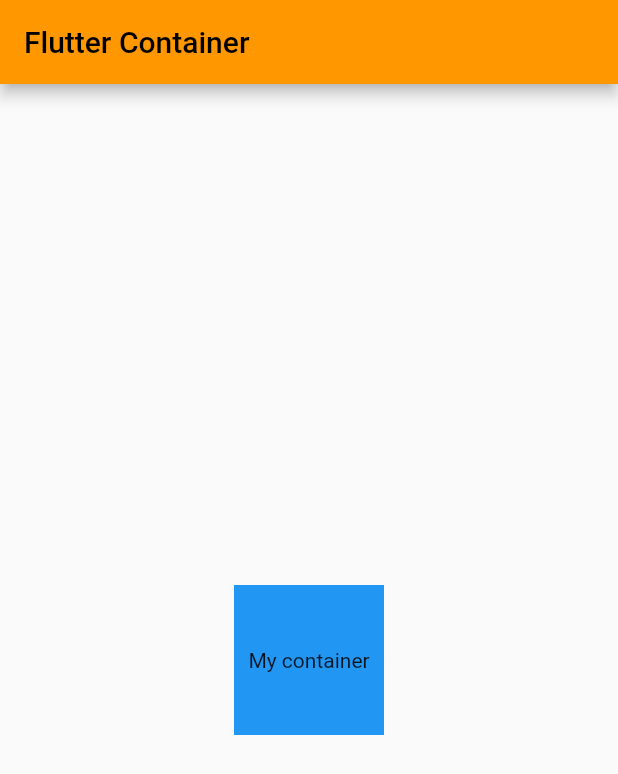
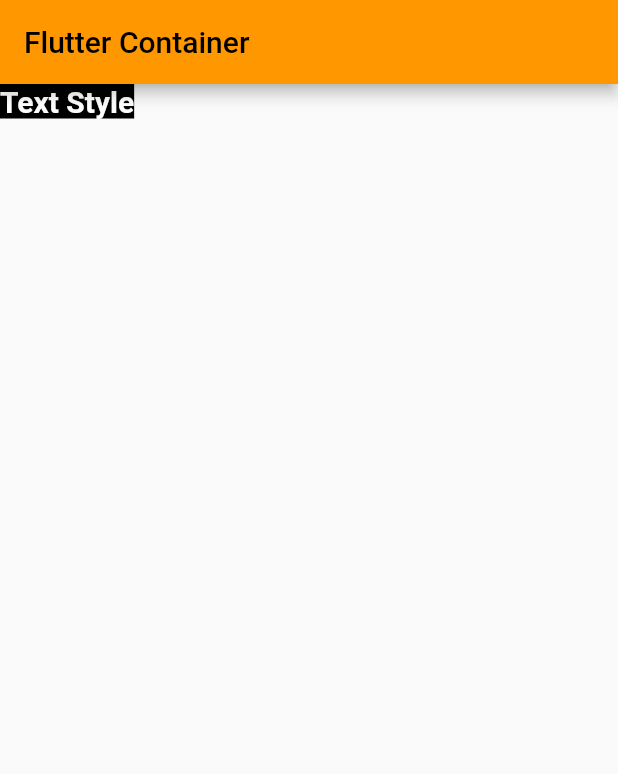
Before and after one commit to luckydarwai/Flutter, a Flutter app: the screen it shows after launch, on a phone screen of 412 x 824 dp. Shown: the top 774 px of the screen. Run offline on Flutter 3.47's test engine with Material 2 defaults, Android fonts, the light colour scheme and no system bars; Roboto replaces fonts that are missing (RobotoMono).

Commit message:
Text and Styles

```diff
--- a/lib/main.dart
+++ b/lib/main.dart
@@ -34,13 +34,14 @@
       appBar: AppBar(
         title: Text("Flutter Container "),
       ),
-      body: Center(
-        child: Container(
-          height: 100,
-          width: 100,
-          child: Text("My container"),
-          color: Colors.blue,
-          alignment: Alignment.center,
+      body: Text(
+        "Text Style",
+        style: TextStyle(
+          color: Colors.white,
+          backgroundColor: Colors.black,
+          fontWeight: FontWeight.bold,
+          fontFamily: 'RobotoMono',
+          fontSize: 20,
         ),
       ),
     );
```
